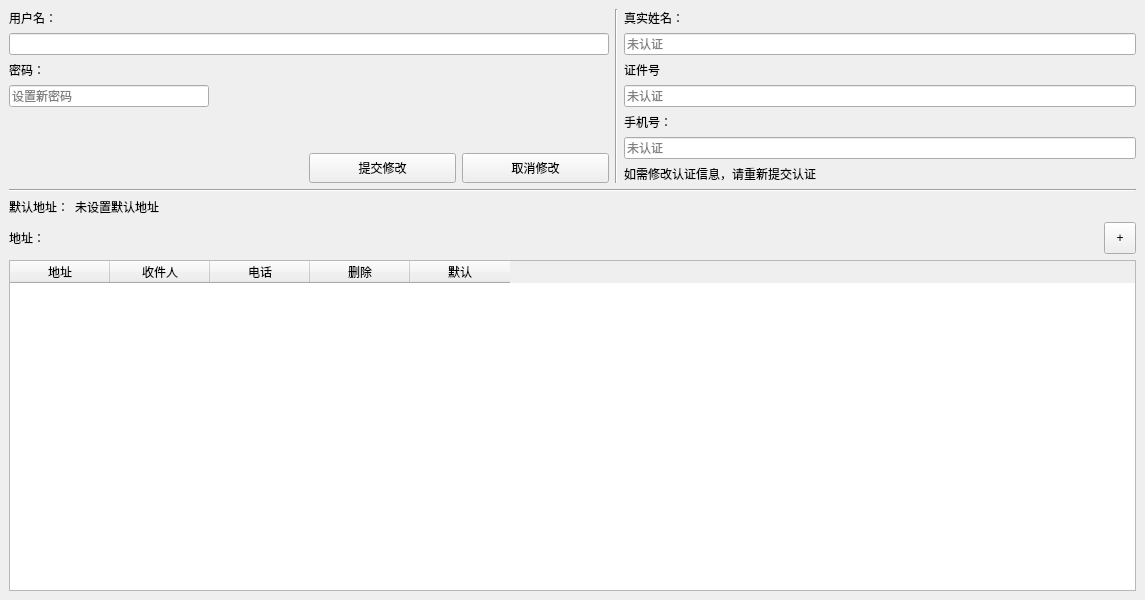
First picture: the form in EditUserWindow.ui, repository tsukishima1321/shopping, before the edit.
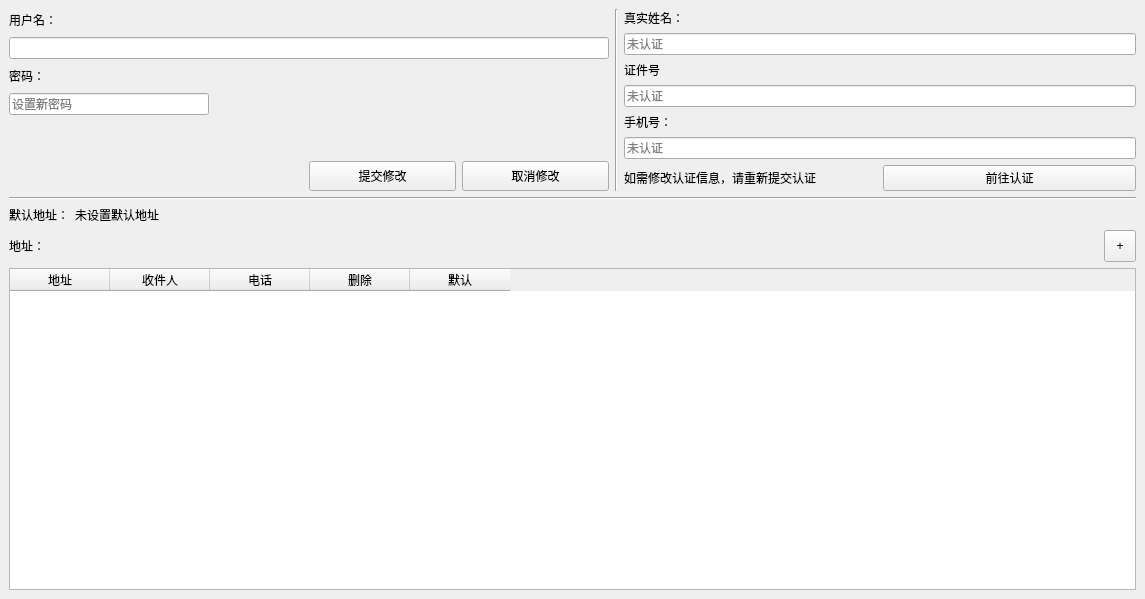
Second picture: the form after the edit.

Commit message: complete SellerRegisterWindow

```diff
--- a/EditUserWindow.ui
+++ b/EditUserWindow.ui
@@ -7,7 +7,7 @@
     <x>0</x>
     <y>0</y>
     <width>1145</width>
-    <height>600</height>
+    <height>599</height>
    </rect>
   </property>
   <property name="windowTitle">
@@ -193,11 +193,22 @@
          </widget>
         </item>
         <item>
+         <layout class="QHBoxLayout" name="horizontalLayout_5">
+          <item>
          <widget class="QLabel" name="label_8">
           <property name="text">
            <string>如需修改认证信息，请重新提交认证</string>
           </property>
          </widget>
+          </item>
+          <item>
+           <widget class="QPushButton" name="buttonSellerApply">
+            <property name="text">
+             <string>前往认证</string>
+            </property>
+           </widget>
+          </item>
+         </layout>
         </item>
        </layout>
       </item>
```
Lines whose indentation alone changed are shown as unchanged. The commit also changes 17 other files.
